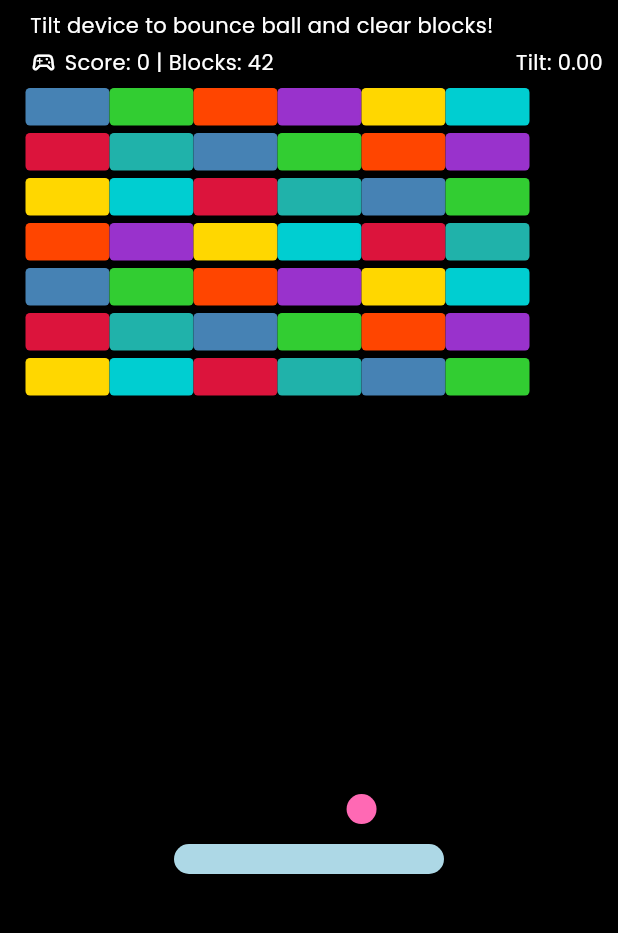
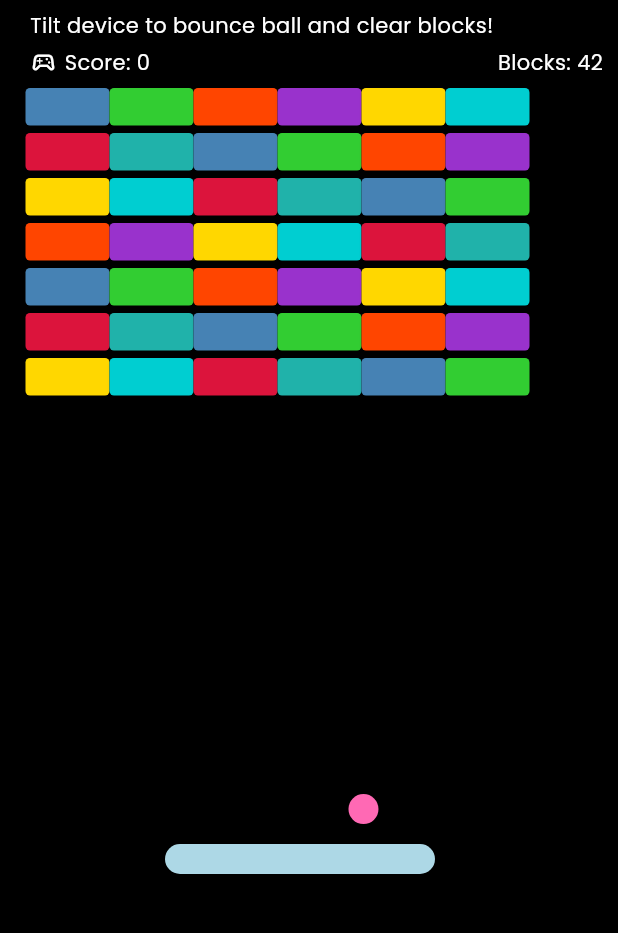
Before and after one commit to mareerray/bouncer, a Flutter app: the screen it shows after launch, after a tap on the "volume up" icon, on a phone screen of 412 x 824 dp, the part 137-1070 px from its top. Run offline on Flutter 3.47's test engine with Material 3 defaults, Android fonts, the phone set to English and light mode, and no system bars; our stand-ins replace audioplayers, google_fonts, sensors_plus.

Commit message:
Refactor audio management and enhance paddle control logic in Bouncer Game

```diff
--- a/lib/bouncer_game.dart
+++ b/lib/bouncer_game.dart
@@ -15,7 +15,9 @@ class BouncerGame extends StatefulWidget {
 
 class _BouncerGameState extends State<BouncerGame> with TickerProviderStateMixin{
   late AnimationController _controller;
-  late AudioPlayer sfxPlayer;
+  late AudioPlayer destroyBlockPlayer;
+  late AudioPlayer winPlayer;
+  late AudioPlayer losePlayer;
 
   // Screen size
   double screenWidth = 400.0;
@@ -36,8 +38,8 @@ class _BouncerGameState extends State<BouncerGame> with TickerProviderStateMixin
   double paddleX = 0.0; // Paddle start position (updated in initState)
 
   // Paddle control
-  static const double normalSensitivity = 350.0;  // How far paddle moves per tilt: higher=faster
-  static const double moreSensitivity = 400.0; // Can be adjusted for difficulty
+  // static const double normalSensitivity = 350.0;  // How far paddle moves per tilt: higher=faster
+  static const double sensitivity = 400.0; // Can be adjusted for difficulty
   static const double smoothing = 0.25;  // Speed of paddle slide: 0.1=smooth, 0.3=quick, 0.5=instant
 
   // Ball velocity (pixels per frame)
@@ -63,21 +65,18 @@ class _BouncerGameState extends State<BouncerGame> with TickerProviderStateMixin
   @override
   void initState() {
     super.initState();
-    sfxPlayer = AudioPlayer();
+    destroyBlockPlayer = AudioPlayer();
+    winPlayer = AudioPlayer();
+    losePlayer = AudioPlayer();
+
 
     // Initialize blocks from helper function
     blocks = createBouncerBlocks();
 
-    // GAME START: Get screen size and set initial paddle position
-    WidgetsBinding.instance.addPostFrameCallback((_) {
-      final size = MediaQuery.of(context).size;
-      setState(() {
-        screenWidth = size.width;
-        screenHeight = size.height;
-        paddleX = screenWidth / 2 - paddleWidth / 2; // Center paddle
-        targetPaddleX = screenWidth / 2 - paddleWidth / 2; // Center target as well
-      });
-    });
+    // Center paddle at start
+    final centerX = screenWidth / 2 - paddleWidth / 2;
+    paddleX = centerX;
+    targetPaddleX = centerX;
 
     // DURING GAMEPLAY: Listen to accelerometer for paddle control
     accelSubscription = userAccelerometerEventStream().listen(
@@ -85,7 +84,6 @@ class _BouncerGameState extends State<BouncerGame> with TickerProviderStateMixin
         if (!isGameActive) return;
 
           tilt = event.x;
-          final sensitivity = (tilt < 0) ? moreSensitivity : normalSensitivity; // More sensitivity when tilting left (negative)
 
         // Very small deadzone: ignore tiny noise only
         if (tilt.abs() > 0.2) { // deadzone threshold: ignore very small tilts
@@ -95,8 +93,6 @@ class _BouncerGameState extends State<BouncerGame> with TickerProviderStateMixin
           targetPaddleX += (newTarget - targetPaddleX) * smoothing;
           targetPaddleX = targetPaddleX.clamp(0.0, screenWidth - paddleWidth);
         }
-          // ← When tilt < 0.5, NOTHING HAPPENS (paddle stays still, no drift)
-
       },
     );
 
@@ -123,13 +119,20 @@ class _BouncerGameState extends State<BouncerGame> with TickerProviderStateMixin
   void updatePositions(double dt) {
     if (!isGameActive) return;
 
-    // SMOOTH PADDLE - moves towards target each frame, creating a natural feel
+    // 0. SMOOTH PADDLE - responds to tilt
     paddleX += (targetPaddleX - paddleX) * smoothing; // Move a fraction towards target
     paddleX = paddleX.clamp(0.0, screenWidth - paddleWidth);
 
-    // 1. BLOCKS LOOP backward to safely remove blocks while iterating
+    // 1. MOVE BALL FIRST - then check collisions (prevents tunneling)
+    final double speedScale = 60.0;
+
+    ballX += vx * speedScale * dt;
+    ballY += vy * speedScale * dt;
+
+    // 2. BLOCKS COLLISION
     bool hitBlock = false; // To prevent multiple hits in one frame
 
+    // Backwards loop to safely remove blocks while iterating
     for (int i = blocks.length - 1; i >= 0 && !hitBlock; i--) {
       final block = blocks[i];
       final drawX = block['x']! - 15;
@@ -140,7 +143,7 @@ class _BouncerGameState extends State<BouncerGame> with TickerProviderStateMixin
       final blockBottom = drawY + 25;
 
       // ANY OVERLAP = hit (ball radius included)
-      final hitMargin = 0.8 * ballRadius;
+      final hitMargin = blocks.length > 1 ? 0.5 * ballRadius : 1.5 * ballRadius;
 
       // if collision detected, bounce based on hit position and remove block
       if ((ballX + hitMargin > blockLeft &&
@@ -179,22 +182,30 @@ class _BouncerGameState extends State<BouncerGame> with TickerProviderStateMixin
         // Remove block and update score
         blocks.removeAt(i);
         score += 10;
-        if (soundOn) sfxPlayer.play(AssetSource('sounds/destroy.wav'));
+        if (soundOn){
+          final player = AudioPlayer();
+          player.play(AssetSource('sounds/destroy.wav'));
+          player.setVolume(1.0);
+          // destroyBlockPlayer.stop();
+          // destroyBlockPlayer.play(AssetSource('sounds/destroy.wav'));
+        }
         hitBlock = true;
         break;
       }
     }
 
-    // 2. PADDLE COLLISION
+    // 3. PADDLE COLLISION
     final paddleLeft = paddleX;
     final paddleRight = paddleX + paddleWidth;
     final paddleTop = screenHeight - 180; // 150 + 30 (paddle height) = 180
     final paddleBottom = screenHeight - 150;
+    final cornerZone = 0.5 * ballRadius;
 
     if (ballY + ballRadius >= paddleTop &&
         ballY <= paddleBottom + ballRadius * 2 &&
         ballX + ballRadius >= paddleLeft &&
-        ballX - ballRadius <= paddleRight) {
+        ballX - ballRadius <= paddleRight &&
+        (ballX > cornerZone || ballX + ballRadius*2 < screenWidth - cornerZone)) {
 
       ballY = paddleTop - ballRadius - 2.5;
       final paddleCenter = paddleX + 75;
@@ -204,18 +215,12 @@ class _BouncerGameState extends State<BouncerGame> with TickerProviderStateMixin
       vx = hitPos * 8.0;  // Sharper angles
     }
 
-    // 3. CEILING COLLISION - prevents ball from getting stuck in blocks
+    // 4. CEILING COLLISION - prevents ball from getting stuck in blocks
     final playTop = 150.0;
     if (ballY <= playTop) {
       vy = -vy;
       ballY = playTop + ballRadius;
     }
-
-    // 4. MOVE BALL (post-collision)
-    final double speedScale = 60.0;
-
-    ballX += vx * speedScale * dt;
-    ballY += vy * speedScale * dt;
 
 
     // 5. SPEED CAP - keeps paddle boost but prevents runaway
@@ -253,13 +258,13 @@ class _BouncerGameState extends State<BouncerGame> with TickerProviderStateMixin
     // do NOT bounce at bottom; just detect lose
     if (ballY + ballRadius * 2 >= screenHeight && !gameLost) {
       // ball touched bottom edge
-      if (soundOn) sfxPlayer.play(AssetSource('sounds/youlost.mp3'));
+      if (soundOn) losePlayer.play(AssetSource('sounds/youlost.mp3'));
       gameLost = true;
       return;
     }
 
     if (blocks.isEmpty && !gameWon) {
-      if (soundOn) sfxPlayer.play(AssetSource('sounds/youwin.mp3'));
+      if (soundOn) winPlayer.play(AssetSource('sounds/youwin.mp3'));
       gameWon = true;
     }
   }
@@ -268,7 +273,9 @@ class _BouncerGameState extends State<BouncerGame> with TickerProviderStateMixin
   // ======== ====== Game restart ======== ========
 
   void restart() {
-    sfxPlayer.stop();
+    winPlayer.stop();
+    losePlayer.stop();
+    destroyBlockPlayer.stop();
 
     setState(() {
       blocks = createBouncerBlocks(); // Reset blocks from helper function
@@ -289,7 +296,9 @@ class _BouncerGameState extends State<BouncerGame> with TickerProviderStateMixin
   void dispose() {
     accelSubscription.cancel();
     _controller.dispose();
-    sfxPlayer.dispose();
+    destroyBlockPlayer.dispose();
+    winPlayer.dispose();
+    losePlayer.dispose();
     super.dispose();
   }
 
@@ -394,11 +403,11 @@ class _BouncerGameState extends State<BouncerGame> with TickerProviderStateMixin
                       children: [
                         Icon(Icons.sports_esports_outlined, size: 18, color: Colors.white),
                         SizedBox(width: 5),
-                        Text('Score: $score | Blocks: ${blocks.length}',
+                        Text('Score: $score',
                           style: GoogleFonts.poppins(color: Colors.white)
                         ),
                         Spacer(),
-                        Text('Tilt: ${tilt.toStringAsFixed(2)}',
+                        Text('Blocks: ${blocks.length}',
                           style: GoogleFonts.poppins(color: Colors.white)
                         ),
                       ],
```
Lines whose indentation alone changed are shown as unchanged.
